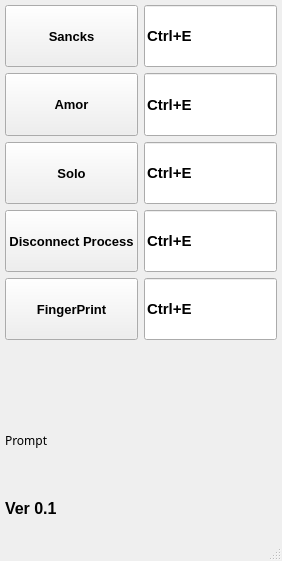
This is PlayTools/mainwindow.ui in memorywalker/playtools as Qt 5 draws it before an edit. The edited form follows.
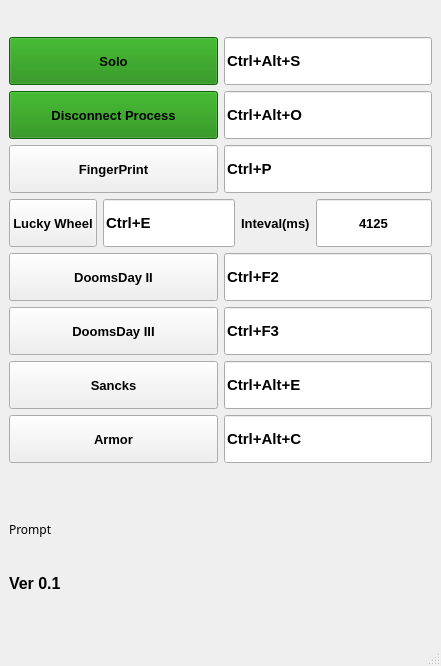
This is the edited form.

Patch:
```diff
--- a/PlayTools/mainwindow.ui
+++ b/PlayTools/mainwindow.ui
@@ -6,133 +6,22 @@
    <rect>
     <x>0</x>
     <y>0</y>
-    <width>282</width>
-    <height>561</height>
+    <width>441</width>
+    <height>666</height>
    </rect>
   </property>
   <property name="windowTitle">
    <string>MainWindow</string>
   </property>
   <widget class="QWidget" name="centralwidget">
-   <layout class="QVBoxLayout" name="verticalLayout_2">
-    <property name="leftMargin">
-     <number>5</number>
-    </property>
-    <property name="topMargin">
-     <number>5</number>
-    </property>
-    <property name="rightMargin">
-     <number>5</number>
-    </property>
-    <property name="bottomMargin">
-     <number>0</number>
-    </property>
+   <layout class="QVBoxLayout" name="verticalLayout">
     <item>
-     <layout class="QVBoxLayout" name="verticalLayout" stretch="1,1,1,1,1,1,1,1">
+     <layout class="QVBoxLayout" name="rootlayout" stretch="1,20,1">
       <item>
-       <layout class="QHBoxLayout" name="horizontalLayout" stretch="1,1">
-        <property name="sizeConstraint">
-         <enum>QLayout::SetDefaultConstraint</enum>
-        </property>
-        <item>
-         <widget class="QPushButton" name="snackButton">
-          <property name="sizePolicy">
-           <sizepolicy hsizetype="Preferred" vsizetype="Preferred">
-            <horstretch>0</horstretch>
-            <verstretch>0</verstretch>
-           </sizepolicy>
-          </property>
-          <property name="font">
-           <font>
-            <family>Arial</family>
-            <pointsize>10</pointsize>
-            <weight>75</weight>
-            <bold>true</bold>
-           </font>
-          </property>
-          <property name="focusPolicy">
-           <enum>Qt::StrongFocus</enum>
-          </property>
-          <property name="text">
-           <string>Sancks</string>
-          </property>
-         </widget>
+       <layout class="QHBoxLayout" name="toplayout"/>
         </item>
         <item>
-         <widget class="QLineEdit" name="snackLineEdit">
-          <property name="sizePolicy">
-           <sizepolicy hsizetype="Expanding" vsizetype="Preferred">
-            <horstretch>0</horstretch>
-            <verstretch>0</verstretch>
-           </sizepolicy>
-          </property>
-          <property name="font">
-           <font>
-            <family>Arial</family>
-            <pointsize>11</pointsize>
-            <weight>75</weight>
-            <bold>true</bold>
-           </font>
-          </property>
-          <property name="text">
-           <string>Ctrl+E</string>
-          </property>
-         </widget>
-        </item>
-       </layout>
-      </item>
-      <item>
-       <layout class="QHBoxLayout" name="horizontalLayout_3" stretch="1,1">
-        <property name="sizeConstraint">
-         <enum>QLayout::SetDefaultConstraint</enum>
-        </property>
-        <item>
-         <widget class="QPushButton" name="amorButton">
-          <property name="sizePolicy">
-           <sizepolicy hsizetype="Preferred" vsizetype="Preferred">
-            <horstretch>0</horstretch>
-            <verstretch>0</verstretch>
-           </sizepolicy>
-          </property>
-          <property name="font">
-           <font>
-            <family>Arial</family>
-            <pointsize>10</pointsize>
-            <weight>75</weight>
-            <bold>true</bold>
-           </font>
-          </property>
-          <property name="focusPolicy">
-           <enum>Qt::StrongFocus</enum>
-          </property>
-          <property name="text">
-           <string>Amor</string>
-          </property>
-         </widget>
-        </item>
-        <item>
-         <widget class="QLineEdit" name="snackLineEdit_3">
-          <property name="sizePolicy">
-           <sizepolicy hsizetype="Expanding" vsizetype="Preferred">
-            <horstretch>0</horstretch>
-            <verstretch>0</verstretch>
-           </sizepolicy>
-          </property>
-          <property name="font">
-           <font>
-            <family>Arial</family>
-            <pointsize>11</pointsize>
-            <weight>75</weight>
-            <bold>true</bold>
-           </font>
-          </property>
-          <property name="text">
-           <string>Ctrl+E</string>
-          </property>
-         </widget>
-        </item>
-       </layout>
-      </item>
+       <layout class="QVBoxLayout" name="mainlayout" stretch="1,1,1,1,1,1,1,1,0,1,1">
       <item>
        <layout class="QHBoxLayout" name="horizontalLayout_2" stretch="1,1">
         <property name="sizeConstraint">
@@ -157,6 +46,9 @@
           <property name="focusPolicy">
            <enum>Qt::StrongFocus</enum>
           </property>
+            <property name="styleSheet">
+             <string notr="true">background-color: rgb(23, 135, 6);</string>
+            </property>
           <property name="text">
            <string>Solo</string>
           </property>
@@ -179,7 +71,7 @@
            </font>
           </property>
           <property name="text">
-           <string>Ctrl+E</string>
+             <string>Ctrl+Alt+S</string>
           </property>
          </widget>
         </item>
@@ -209,6 +101,9 @@
           <property name="focusPolicy">
            <enum>Qt::StrongFocus</enum>
           </property>
+            <property name="styleSheet">
+             <string notr="true">background-color: rgb(23, 135, 6);</string>
+            </property>
           <property name="text">
            <string>Disconnect Process</string>
           </property>
@@ -231,7 +126,7 @@
            </font>
           </property>
           <property name="text">
-           <string>Ctrl+E</string>
+             <string>Ctrl+Alt+O</string>
           </property>
          </widget>
         </item>
@@ -267,7 +162,59 @@
          </widget>
         </item>
         <item>
-         <widget class="QLineEdit" name="snackLineEdit_5">
+           <widget class="QLineEdit" name="lineEditFingerPrint">
+            <property name="sizePolicy">
+             <sizepolicy hsizetype="Expanding" vsizetype="Preferred">
+              <horstretch>0</horstretch>
+              <verstretch>0</verstretch>
+             </sizepolicy>
+            </property>
+            <property name="font">
+             <font>
+              <family>Arial</family>
+              <pointsize>11</pointsize>
+              <weight>75</weight>
+              <bold>true</bold>
+             </font>
+            </property>
+            <property name="text">
+             <string>Ctrl+P</string>
+            </property>
+           </widget>
+          </item>
+         </layout>
+        </item>
+        <item>
+         <layout class="QHBoxLayout" name="horizontalLayout_6" stretch="1,0,0,0">
+          <property name="sizeConstraint">
+           <enum>QLayout::SetDefaultConstraint</enum>
+          </property>
+          <item>
+           <widget class="QPushButton" name="luckyWheelButton">
+            <property name="sizePolicy">
+             <sizepolicy hsizetype="Preferred" vsizetype="Preferred">
+              <horstretch>0</horstretch>
+              <verstretch>0</verstretch>
+             </sizepolicy>
+            </property>
+            <property name="font">
+             <font>
+              <family>Arial</family>
+              <pointsize>10</pointsize>
+              <weight>75</weight>
+              <bold>true</bold>
+             </font>
+            </property>
+            <property name="focusPolicy">
+             <enum>Qt::StrongFocus</enum>
+            </property>
+            <property name="text">
+             <string>Lucky Wheel</string>
+            </property>
+           </widget>
+          </item>
+          <item>
+           <widget class="QLineEdit" name="lineEditLuckyWheel">
           <property name="sizePolicy">
            <sizepolicy hsizetype="Expanding" vsizetype="Preferred">
             <horstretch>0</horstretch>
@@ -284,6 +231,253 @@
           </property>
           <property name="text">
            <string>Ctrl+E</string>
+            </property>
+           </widget>
+          </item>
+          <item>
+           <widget class="QLabel" name="labelLuckWheel">
+            <property name="font">
+             <font>
+              <family>Arial</family>
+              <pointsize>10</pointsize>
+              <weight>75</weight>
+              <bold>true</bold>
+             </font>
+            </property>
+            <property name="text">
+             <string>Inteval(ms)</string>
+            </property>
+           </widget>
+          </item>
+          <item>
+           <widget class="QLineEdit" name="lineEditLuckyWheelInteval">
+            <property name="sizePolicy">
+             <sizepolicy hsizetype="Expanding" vsizetype="Preferred">
+              <horstretch>0</horstretch>
+              <verstretch>0</verstretch>
+             </sizepolicy>
+            </property>
+            <property name="font">
+             <font>
+              <family>Arial</family>
+              <pointsize>10</pointsize>
+              <weight>75</weight>
+              <bold>true</bold>
+             </font>
+            </property>
+            <property name="text">
+             <string>4125</string>
+            </property>
+            <property name="alignment">
+             <set>Qt::AlignCenter</set>
+            </property>
+           </widget>
+          </item>
+         </layout>
+        </item>
+        <item>
+         <layout class="QHBoxLayout" name="horizontalLayout_8" stretch="1,1">
+          <property name="sizeConstraint">
+           <enum>QLayout::SetDefaultConstraint</enum>
+          </property>
+          <item>
+           <widget class="QPushButton" name="doomsDay2Button">
+            <property name="sizePolicy">
+             <sizepolicy hsizetype="Preferred" vsizetype="Preferred">
+              <horstretch>0</horstretch>
+              <verstretch>0</verstretch>
+             </sizepolicy>
+            </property>
+            <property name="font">
+             <font>
+              <family>Arial</family>
+              <pointsize>10</pointsize>
+              <weight>75</weight>
+              <bold>true</bold>
+             </font>
+            </property>
+            <property name="focusPolicy">
+             <enum>Qt::StrongFocus</enum>
+            </property>
+            <property name="text">
+             <string>DoomsDay II</string>
+            </property>
+           </widget>
+          </item>
+          <item>
+           <widget class="QLineEdit" name="lineEditDoomsDayII">
+            <property name="sizePolicy">
+             <sizepolicy hsizetype="Expanding" vsizetype="Preferred">
+              <horstretch>0</horstretch>
+              <verstretch>0</verstretch>
+             </sizepolicy>
+            </property>
+            <property name="font">
+             <font>
+              <family>Arial</family>
+              <pointsize>11</pointsize>
+              <weight>75</weight>
+              <bold>true</bold>
+             </font>
+            </property>
+            <property name="text">
+             <string>Ctrl+F2</string>
+            </property>
+           </widget>
+          </item>
+         </layout>
+        </item>
+        <item>
+         <layout class="QHBoxLayout" name="horizontalLayout_7" stretch="1,1">
+          <property name="sizeConstraint">
+           <enum>QLayout::SetDefaultConstraint</enum>
+          </property>
+          <item>
+           <widget class="QPushButton" name="doomsDay3Button">
+            <property name="sizePolicy">
+             <sizepolicy hsizetype="Preferred" vsizetype="Preferred">
+              <horstretch>0</horstretch>
+              <verstretch>0</verstretch>
+             </sizepolicy>
+            </property>
+            <property name="font">
+             <font>
+              <family>Arial</family>
+              <pointsize>10</pointsize>
+              <weight>75</weight>
+              <bold>true</bold>
+             </font>
+            </property>
+            <property name="focusPolicy">
+             <enum>Qt::StrongFocus</enum>
+            </property>
+            <property name="text">
+             <string>DoomsDay III</string>
+            </property>
+           </widget>
+          </item>
+          <item>
+           <widget class="QLineEdit" name="lineEditDoomsDayIII">
+            <property name="sizePolicy">
+             <sizepolicy hsizetype="Expanding" vsizetype="Preferred">
+              <horstretch>0</horstretch>
+              <verstretch>0</verstretch>
+             </sizepolicy>
+            </property>
+            <property name="font">
+             <font>
+              <family>Arial</family>
+              <pointsize>11</pointsize>
+              <weight>75</weight>
+              <bold>true</bold>
+             </font>
+            </property>
+            <property name="text">
+             <string>Ctrl+F3</string>
+            </property>
+           </widget>
+          </item>
+         </layout>
+        </item>
+        <item>
+         <layout class="QHBoxLayout" name="horizontalLayout" stretch="1,1">
+          <property name="sizeConstraint">
+           <enum>QLayout::SetDefaultConstraint</enum>
+          </property>
+          <item>
+           <widget class="QPushButton" name="snackButton">
+            <property name="sizePolicy">
+             <sizepolicy hsizetype="Preferred" vsizetype="Preferred">
+              <horstretch>0</horstretch>
+              <verstretch>0</verstretch>
+             </sizepolicy>
+            </property>
+            <property name="font">
+             <font>
+              <family>Arial</family>
+              <pointsize>10</pointsize>
+              <weight>75</weight>
+              <bold>true</bold>
+             </font>
+            </property>
+            <property name="focusPolicy">
+             <enum>Qt::StrongFocus</enum>
+            </property>
+            <property name="text">
+             <string>Sancks</string>
+            </property>
+           </widget>
+          </item>
+          <item>
+           <widget class="QLineEdit" name="lineEditSnack">
+            <property name="sizePolicy">
+             <sizepolicy hsizetype="Expanding" vsizetype="Preferred">
+              <horstretch>0</horstretch>
+              <verstretch>0</verstretch>
+             </sizepolicy>
+            </property>
+            <property name="font">
+             <font>
+              <family>Arial</family>
+              <pointsize>11</pointsize>
+              <weight>75</weight>
+              <bold>true</bold>
+             </font>
+            </property>
+            <property name="text">
+             <string>Ctrl+Alt+E</string>
+            </property>
+           </widget>
+          </item>
+         </layout>
+        </item>
+        <item>
+         <layout class="QHBoxLayout" name="horizontalLayout_3" stretch="1,1">
+          <property name="sizeConstraint">
+           <enum>QLayout::SetDefaultConstraint</enum>
+          </property>
+          <item>
+           <widget class="QPushButton" name="amorButton">
+            <property name="sizePolicy">
+             <sizepolicy hsizetype="Preferred" vsizetype="Preferred">
+              <horstretch>0</horstretch>
+              <verstretch>0</verstretch>
+             </sizepolicy>
+            </property>
+            <property name="font">
+             <font>
+              <family>Arial</family>
+              <pointsize>10</pointsize>
+              <weight>75</weight>
+              <bold>true</bold>
+             </font>
+            </property>
+            <property name="focusPolicy">
+             <enum>Qt::StrongFocus</enum>
+            </property>
+            <property name="text">
+             <string>Armor</string>
+            </property>
+           </widget>
+          </item>
+          <item>
+           <widget class="QLineEdit" name="lineEditArmor">
+            <property name="sizePolicy">
+             <sizepolicy hsizetype="Expanding" vsizetype="Preferred">
+              <horstretch>0</horstretch>
+              <verstretch>0</verstretch>
+             </sizepolicy>
+            </property>
+            <property name="font">
+             <font>
+              <family>Arial</family>
+              <pointsize>11</pointsize>
+              <weight>75</weight>
+              <bold>true</bold>
+             </font>
+            </property>
+            <property name="text">
+             <string>Ctrl+Alt+C</string>
           </property>
          </widget>
         </item>
@@ -297,7 +491,7 @@
         <property name="sizeHint" stdset="0">
          <size>
           <width>20</width>
-          <height>40</height>
+            <height>36</height>
          </size>
         </property>
        </spacer>
@@ -331,6 +525,11 @@
       </item>
      </layout>
     </item>
+      <item>
+       <layout class="QHBoxLayout" name="bottomlayout"/>
+      </item>
+     </layout>
+    </item>
    </layout>
   </widget>
   <widget class="QMenuBar" name="menubar">
```
Left out of the diff: 8 changed lines with no effect on the pictures. Lines whose indentation alone changed are shown as unchanged.
